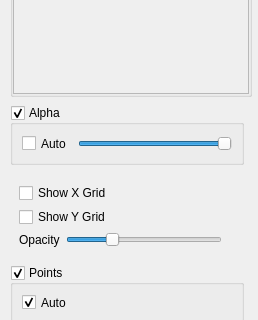
pyqtgraph/pyqtgraph, file graphicsItems/PlotItem/plotConfigTemplate.ui: the form before one commit; both pictures show x 0 to 258 and y 285 to 605 of the 258 by 605 pixel window.
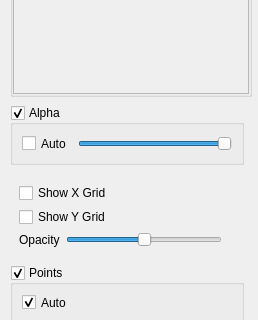
The form after the commit.

Patch:
```diff
--- a/graphicsItems/PlotItem/plotConfigTemplate.ui
+++ b/graphicsItems/PlotItem/plotConfigTemplate.ui
@@ -221,7 +221,7 @@
        <number>255</number>
       </property>
       <property name="value">
-       <number>70</number>
+       <number>128</number>
       </property>
       <property name="orientation">
        <enum>Qt::Horizontal</enum>
```
